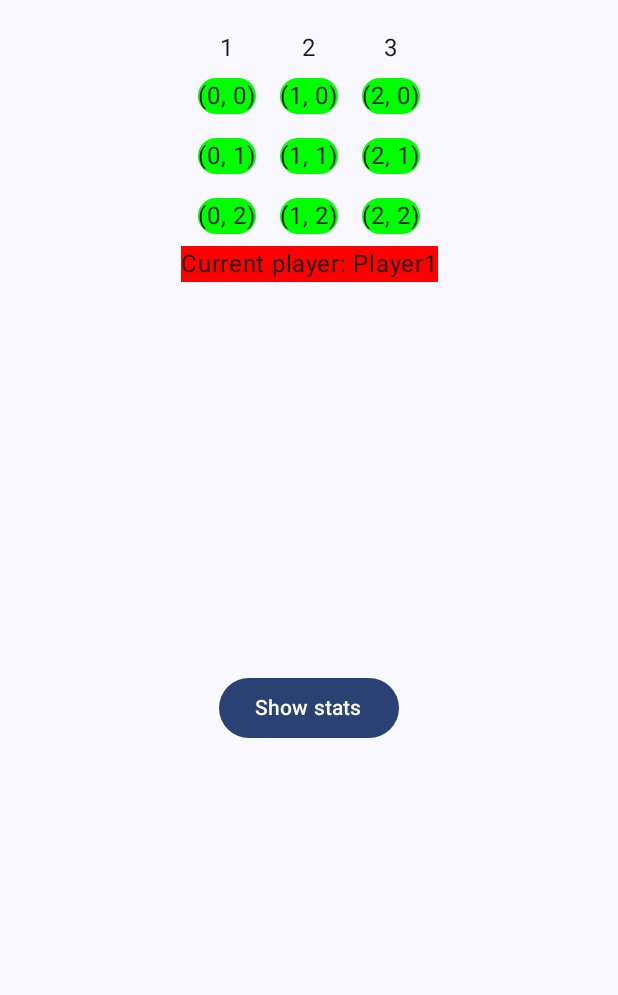
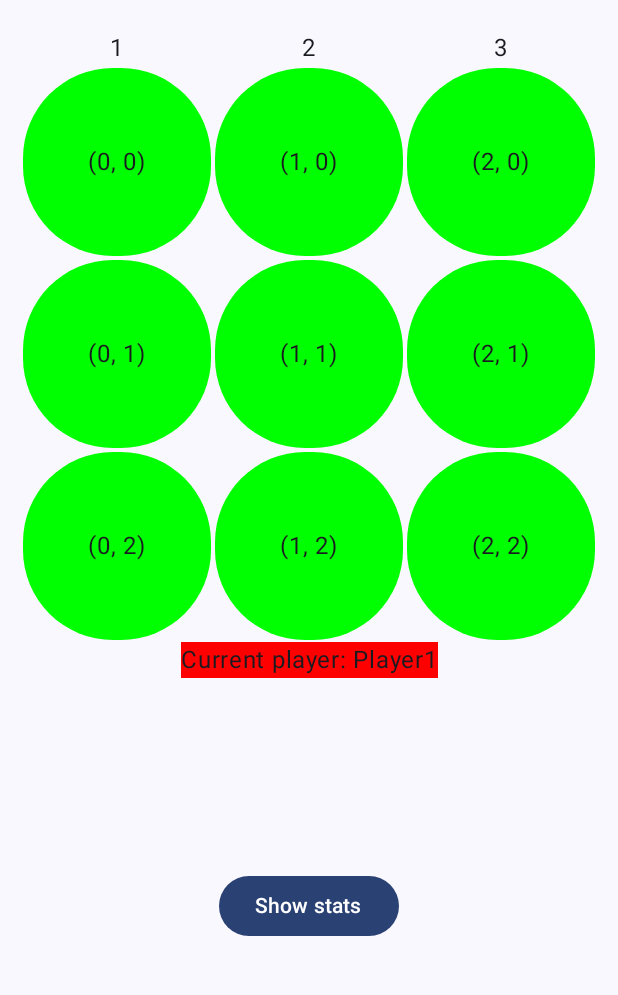
Before and after one commit to MatLeg25/ConnectCoins-KotlinGame, an Android app built with Jetpack Compose: the GameScreen screen opened through its navigation route, on a phone screen of 412 x 824 dp, the part 102-1097 px from its top. Run offline under Robolectric (Android 15) with nearby library versions, the phone set to English and light mode, and no system bars.

Commit message:
calculateCellSize implemented

```diff
--- a/app/src/main/java/com/example/connectcoins/ui/GameBoardScreen.kt
+++ b/app/src/main/java/com/example/connectcoins/ui/GameBoardScreen.kt
@@ -6,8 +6,6 @@ import androidx.compose.foundation.layout.Arrangement
 import androidx.compose.foundation.layout.Box
 import androidx.compose.foundation.layout.Column
 import androidx.compose.foundation.layout.Row
-import androidx.compose.foundation.layout.defaultMinSize
-import androidx.compose.foundation.layout.fillMaxSize
 import androidx.compose.foundation.layout.fillMaxWidth
 import androidx.compose.foundation.layout.padding
 import androidx.compose.foundation.layout.size
@@ -18,12 +16,17 @@ import androidx.compose.ui.Alignment
 import androidx.compose.ui.Modifier
 import androidx.compose.ui.draw.clip
 import androidx.compose.ui.graphics.Color
+import androidx.compose.ui.platform.LocalConfiguration
 import androidx.compose.ui.tooling.preview.Preview
+import androidx.compose.ui.unit.Dp
 import androidx.compose.ui.unit.dp
 import androidx.lifecycle.viewmodel.compose.viewModel
 import com.example.connectcoins.data.Cell
 import com.example.connectcoins.data.Player
+import com.example.connectcoins.utils.Utils
 
+const val gameBoardHorizontalPadding = 10
+const val gameBoardInnerColumnPadding = 1
 
 @Preview(showBackground = true, widthDp = 500)
 @Composable
@@ -32,12 +35,15 @@ fun GameBoardScreen(
     viewModel: GameViewModel = viewModel(),
 ) {
 
+    val cellSize = Utils.calculateCellSize(LocalConfiguration.current, viewModel.gameBoardSize)
+
     Row(
-        modifier = Modifier.fillMaxWidth(),
-        horizontalArrangement = Arrangement.Center
+        modifier = Modifier.fillMaxWidth().padding(horizontal = gameBoardHorizontalPadding.dp),
+        horizontalArrangement = Arrangement.Center,
     ) {
         viewModel.gameboard.forEachIndexed { index, column ->
             SingleColumn(
+                cellSize = cellSize,
                 items = column,
                 columnIdx = index,
                 currentPlayerId = gameUiState.currentPlayer.id,
@@ -50,11 +56,13 @@ fun GameBoardScreen(
 
 @Composable
 fun SingleColumn(
+    cellSize: Dp,
     items: Array<Cell>,
     columnIdx: Int,
     currentPlayerId: String,
     viewModel: GameViewModel = viewModel(),
 ) {
+
     Column(
         modifier = Modifier
             .clickable {
@@ -65,23 +73,23 @@ fun SingleColumn(
         Text(text = "${columnIdx + 1}")
         items.forEach {
             val color = if (it.playerId != null) viewModel.getPlayer(it.playerId!!).color else viewModel.backgroundColor
-            CellItem(item = it, color)
+            CellItem(item = it, color, cellSize, gameBoardInnerColumnPadding.dp)
         }
 
     }
 }
 
 @Composable
-fun CellItem(item: Cell, color: Color) {
+fun CellItem(item: Cell, color: Color, cellSize: Dp, columnPadding: Dp) {
     val winColor = Color.Yellow
 
     val cellColor = if (item.isWin) winColor else color
 
     Box(
         modifier = Modifier
-            .padding(8.dp)
-            .defaultMinSize(10.dp)
-            .clip(RoundedCornerShape(25.dp))
+            .padding(columnPadding)
+            .size(cellSize)
+            .clip(RoundedCornerShape(60.dp))
             .background(cellColor),
 
         contentAlignment = Alignment.Center,
--- a/app/src/main/java/com/example/connectcoins/ui/GameViewModel.kt
+++ b/app/src/main/java/com/example/connectcoins/ui/GameViewModel.kt
@@ -17,7 +17,8 @@ class GameViewModel(): ViewModel() {
     lateinit var gameboard: Array<Array<Cell>>
     private var totalMoves: Int = 0
     private lateinit var validator: Validator
-    private var gameBoardSize = 3
+    var gameBoardSize = 3
+        private set
     var backgroundColor = Color.Green
         private set
 
--- /dev/null
+++ b/app/src/main/java/com/example/connectcoins/utils/Utils.kt
@@ -0,0 +1,22 @@
+package com.example.connectcoins.utils
+
+import android.content.res.Configuration
+import androidx.compose.ui.unit.Dp
+import androidx.compose.ui.unit.dp
+import com.example.connectcoins.ui.gameBoardHorizontalPadding
+import com.example.connectcoins.ui.gameBoardInnerColumnPadding
+
+object Utils {
+
+    private fun getMinScreenDimension(configuration: Configuration): Dp {
+        val screenHeight = configuration.screenHeightDp.dp
+        val screenWidth = configuration.screenWidthDp.dp
+        return if (screenHeight > screenWidth) screenWidth else screenHeight
+    }
+
+    fun calculateCellSize(configuration: Configuration, gameBoardSize: Int): Dp {
+        val screenSize = getMinScreenDimension(configuration)
+        val paddingSize = (((gameBoardSize - 1) * gameBoardInnerColumnPadding) + gameBoardHorizontalPadding).dp
+        return (screenSize / gameBoardSize) - paddingSize
+    }
+}
```
